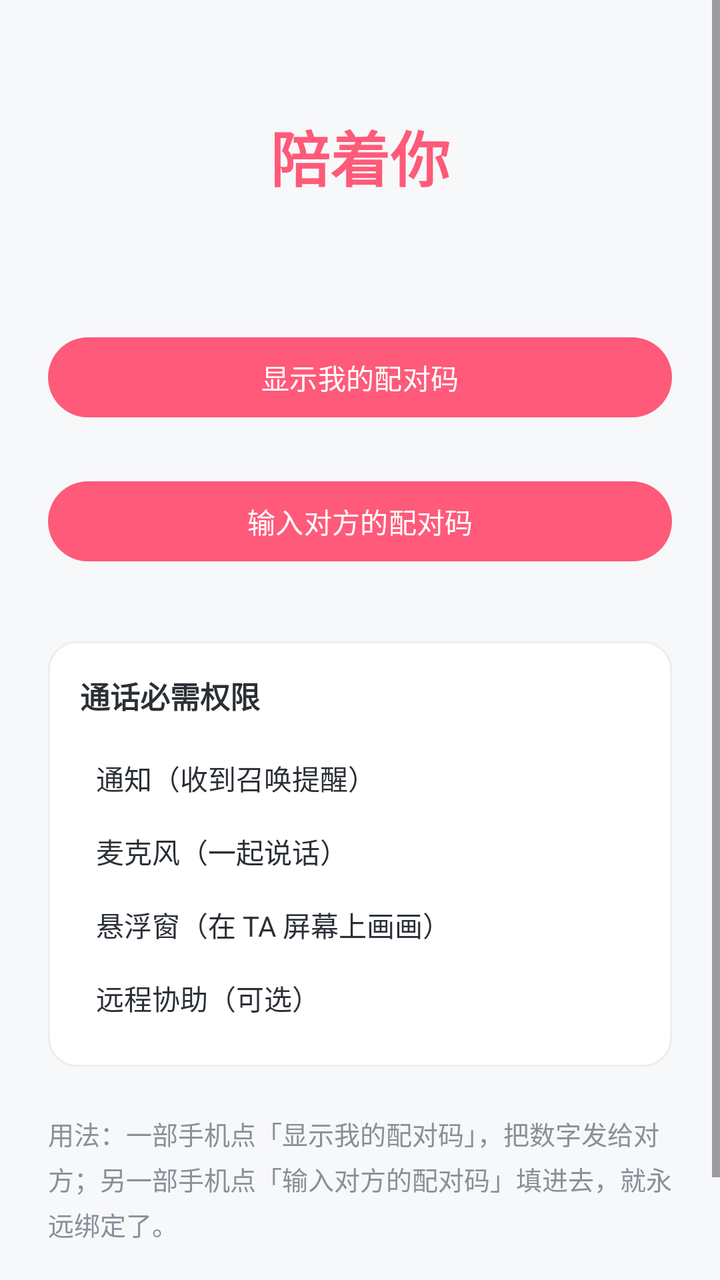
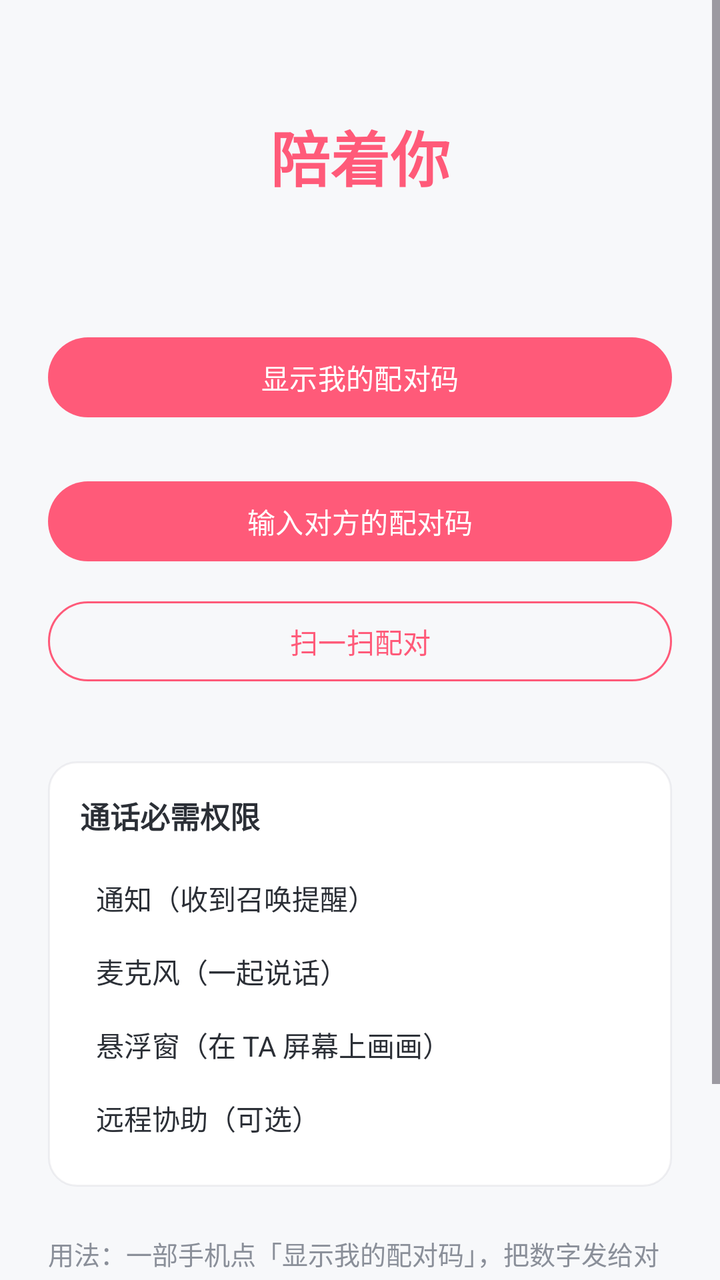

Before-and-after screenshots of an Android layout around one commit, followed by the original layout XML and the change that was made.
<!-- AndroidManifest.xml: application theme Theme.Soul2Soul -->
<!-- res/layout/activity_main.xml -->
<?xml version="1.0" encoding="utf-8"?>
<ScrollView xmlns:android="http://schemas.android.com/apk/res/android"
    xmlns:app="http://schemas.android.com/apk/res-auto"
    android:layout_width="match_parent"
    android:layout_height="match_parent"
    android:background="@color/background"
    android:fillViewport="true">

    <LinearLayout
        android:layout_width="match_parent"
        android:layout_height="wrap_content"
        android:orientation="vertical"
        android:gravity="center_horizontal"
        android:padding="24dp">

        <TextView
            android:layout_width="wrap_content"
            android:layout_height="wrap_content"
            android:layout_marginTop="32dp"
            android:text="@string/app_name"
            android:textColor="@color/primary"
            android:textSize="30sp"
            android:textStyle="bold" />

        <TextView
            android:id="@+id/tvStatus"
            android:layout_width="wrap_content"
            android:layout_height="wrap_content"
            android:layout_marginTop="10dp"
            android:textColor="@color/text_secondary"
            android:textSize="14sp" />

        <TextView
            android:id="@+id/btnUpdate"
            android:layout_width="wrap_content"
            android:layout_height="wrap_content"
            android:layout_marginTop="14dp"
            android:background="@drawable/bg_card"
            android:paddingHorizontal="18dp"
            android:paddingVertical="10dp"
            android:text="@string/update_available_short"
            android:textColor="@color/primary"
            android:textSize="14sp"
            android:textStyle="bold"
            android:visibility="gone" />

        
        <LinearLayout
            android:id="@+id/boxPairing"
            android:layout_width="match_parent"
            android:layout_height="wrap_content"
            android:layout_marginTop="36dp"
            android:orientation="vertical">

            <Button
                android:id="@+id/btnShowCode"
                android:layout_width="match_parent"
                android:layout_height="wrap_content"
                android:text="@string/show_my_code" />

            <TextView
                android:id="@+id/tvMyCode"
                android:layout_width="match_parent"
                android:layout_height="wrap_content"
                android:layout_marginTop="20dp"
                android:gravity="center"
                android:letterSpacing="0.3"
                android:textColor="@color/primary"
                android:textIsSelectable="true"
                android:textSize="40sp"
                android:textStyle="bold"
                android:visibility="gone" />

            <Button
                android:id="@+id/btnEnterCode"
                android:layout_width="match_parent"
                android:layout_height="wrap_content"
                android:layout_marginTop="24dp"
                android:text="@string/enter_code" />
        </LinearLayout>

        
        <LinearLayout
            android:id="@+id/boxReady"
            android:layout_width="match_parent"
            android:layout_height="wrap_content"
            android:layout_marginTop="36dp"
            android:orientation="vertical"
            android:visibility="gone">

            <Button
                android:id="@+id/btnCall"
                android:layout_width="match_parent"
                android:layout_height="64dp"
                android:backgroundTint="@color/primary"
                android:text="@string/btn_call"
                android:textColor="@color/white"
                android:textSize="20sp" />

            
            <com.google.android.material.button.MaterialButton
                android:id="@+id/btnMessage"
                style="@style/Widget.Material3.Button.OutlinedButton"
                android:layout_width="match_parent"
                android:layout_height="52dp"
                android:layout_marginTop="12dp"
                android:text="@string/msg_button"
                android:textColor="@color/primary"
                android:textSize="16sp"
                app:strokeColor="@color/primary" />

            <TextView
                android:id="@+id/btnUnpair"
                android:layout_width="wrap_content"
                android:layout_height="wrap_content"
                android:layout_gravity="center_horizontal"
                android:layout_marginTop="18dp"
                android:background="?android:attr/selectableItemBackground"
                android:padding="10dp"
                android:text="@string/unpair_button"
                android:textColor="@color/text_secondary"
                android:textSize="13sp" />
        </LinearLayout>

        
        <LinearLayout
            android:id="@+id/boxSharing"
            android:layout_width="match_parent"
            android:layout_height="wrap_content"
            android:layout_marginTop="36dp"
            android:gravity="center"
            android:orientation="vertical"
            android:visibility="gone">

            <TextView
                android:layout_width="wrap_content"
                android:layout_height="wrap_content"
                android:drawablePadding="8dp"
                android:text="@string/sharing_active"
                android:textColor="@color/primary"
                android:textSize="16sp" />

            <Button
                android:id="@+id/btnEndSharing"
                android:layout_width="match_parent"
                android:layout_height="wrap_content"
                android:layout_marginTop="16dp"
                android:text="@string/action_end" />
        </LinearLayout>

        
        <LinearLayout
            android:layout_width="match_parent"
            android:layout_height="wrap_content"
            android:layout_marginTop="36dp"
            android:background="@drawable/bg_card"
            android:orientation="vertical"
            android:padding="16dp">

            <TextView
                android:layout_width="wrap_content"
                android:layout_height="wrap_content"
                android:text="@string/perm_card_title"
                android:textColor="@color/text_primary"
                android:textSize="15sp"
                android:textStyle="bold" />

            <LinearLayout
                android:id="@+id/permNotification"
                android:layout_width="match_parent"
                android:layout_height="wrap_content"
                android:layout_marginTop="12dp"
                android:background="?android:attr/selectableItemBackground"
                android:gravity="center_vertical"
                android:orientation="horizontal"
                android:padding="8dp">

                <TextView
                    android:layout_width="0dp"
                    android:layout_height="wrap_content"
                    android:layout_weight="1"
                    android:text="@string/perm_notification"
                    android:textColor="@color/text_primary"
                    android:textSize="14sp" />

                <TextView
                    android:id="@+id/permStateNotif"
                    android:layout_width="wrap_content"
                    android:layout_height="wrap_content"
                    android:textColor="@color/primary"
                    android:textSize="13sp" />
            </LinearLayout>

            <LinearLayout
                android:id="@+id/permMic"
                android:layout_width="match_parent"
                android:layout_height="wrap_content"
                android:background="?android:attr/selectableItemBackground"
                android:gravity="center_vertical"
                android:orientation="horizontal"
                android:padding="8dp">

                <TextView
                    android:layout_width="0dp"
                    android:layout_height="wrap_content"
                    android:layout_weight="1"
                    android:text="@string/perm_mic"
                    android:textColor="@color/text_primary"
                    android:textSize="14sp" />

                <TextView
                    android:id="@+id/permStateMic"
                    android:layout_width="wrap_content"
                    android:layout_height="wrap_content"
                    android:textColor="@color/primary"
                    android:textSize="13sp" />
            </LinearLayout>

            <LinearLayout
                android:id="@+id/permOverlay"
                android:layout_width="match_parent"
                android:layout_height="wrap_content"
                android:background="?android:attr/selectableItemBackground"
                android:gravity="center_vertical"
                android:orientation="horizontal"
                android:padding="8dp">

                <TextView
                    android:layout_width="0dp"
                    android:layout_height="wrap_content"
                    android:layout_weight="1"
                    android:text="@string/perm_overlay"
                    android:textColor="@color/text_primary"
                    android:textSize="14sp" />

                <TextView
                    android:id="@+id/permStateOverlay"
                    android:layout_width="wrap_content"
                    android:layout_height="wrap_content"
                    android:textColor="@color/primary"
                    android:textSize="13sp" />
            </LinearLayout>

            <LinearLayout
                android:id="@+id/permAccessibility"
                android:layout_width="match_parent"
                android:layout_height="wrap_content"
                android:background="?android:attr/selectableItemBackground"
                android:gravity="center_vertical"
                android:orientation="horizontal"
                android:padding="8dp">

                <TextView
                    android:layout_width="0dp"
                    android:layout_height="wrap_content"
                    android:layout_weight="1"
                    android:text="@string/perm_accessibility"
                    android:textColor="@color/text_primary"
                    android:textSize="14sp" />

                <TextView
                    android:id="@+id/permStateAcc"
                    android:layout_width="wrap_content"
                    android:layout_height="wrap_content"
                    android:textColor="@color/primary"
                    android:textSize="13sp" />
            </LinearLayout>
        </LinearLayout>

        <TextView
            android:layout_width="match_parent"
            android:layout_height="wrap_content"
            android:layout_marginTop="24dp"
            android:lineSpacingExtra="4dp"
            android:text="@string/hint_pairing"
            android:textColor="@color/text_secondary"
            android:textSize="13sp" />

        
        <TextView
            android:id="@+id/tvAppVersion"
            android:layout_width="match_parent"
            android:layout_height="wrap_content"
            android:layout_marginTop="10dp"
            android:layout_marginBottom="24dp"
            android:gravity="end"
            android:textColor="@color/text_secondary"
            android:textSize="12sp" />
    </LinearLayout>
</ScrollView>
<!-- resources referenced by this layout -->
<resources>
  <color name="background">#FFF7F8FA</color>
  <color name="primary">#FF5A79</color>
  <color name="text_primary">#FF2B2F36</color>
  <color name="text_secondary">#FF8A8F99</color>
  <color name="white">#FFFFFFFF</color>
  <!-- drawable bg_card (drawable) -->
  <?xml version="1.0" encoding="utf-8"?>
  <shape xmlns:android="http://schemas.android.com/apk/res/android"
      android:shape="rectangle">
      <solid android:color="#FFFFFFFF" />
      <corners android:radius="14dp" />
      <stroke
          android:width="1dp"
          android:color="#1F8A8F99" />
  </shape>
  <string name="action_end">结束</string>
  <string name="app_name">陪着你</string>
  <string name="btn_call">一起玩</string>
  <string name="enter_code">输入对方的配对码</string>
  <string name="hint_pairing">用法：一部手机点「显示我的配对码」，把数字发给对方；另一部手机点「输入对方的配对码」填进去，就永远绑定了。</string>
  <string name="msg_button">给TA留言</string>
  <string name="perm_accessibility">远程协助（可选）</string>
  <string name="perm_card_title">通话必需权限</string>
  <string name="perm_mic">麦克风（一起说话）</string>
  <string name="perm_notification">通知（收到召唤提醒）</string>
  <string name="perm_overlay">悬浮窗（在 TA 屏幕上画画）</string>
  <string name="sharing_active">正在陪 TA 玩 · 点击结束退出</string>
  <string name="show_my_code">显示我的配对码</string>
  <string name="unpair_button">解除配对</string>
  <string name="update_available_short">⬆️ 发现新版本，点此更新</string>
  <style name="Theme.Soul2Soul" parent="Theme.Material3.Light.NoActionBar">
          <item name="colorPrimary">@color/primary</item>
          <item name="colorOnPrimary">@color/white</item>
          <item name="android:statusBarColor">@color/primary</item>
          <item name="android:windowLightStatusBar">false</item>
      </style>
</resources>

<!-- the commit's change to res/layout/activity_main.xml (unified diff, before → after) -->
@@ -71,12 +71,52 @@
                 android:textStyle="bold"
                 android:visibility="gone" />
 
+            
+            <ImageView
+                android:id="@+id/ivMyCodeQr"
+                android:layout_width="200dp"
+                android:layout_height="200dp"
+                android:layout_gravity="center_horizontal"
+                android:layout_marginTop="16dp"
+                android:contentDescription="@string/qr_hint"
+                android:visibility="gone" />
+
             <Button
                 android:id="@+id/btnEnterCode"
                 android:layout_width="match_parent"
                 android:layout_height="wrap_content"
                 android:layout_marginTop="24dp"
                 android:text="@string/enter_code" />
+
+            <com.google.android.material.button.MaterialButton
+                android:id="@+id/btnScan"
+                style="@style/Widget.Material3.Button.OutlinedButton"
+                android:layout_width="match_parent"
+                android:layout_height="wrap_content"
+                android:layout_marginTop="12dp"
+                android:text="@string/scan_button"
+                android:textColor="@color/primary"
+                app:strokeColor="@color/primary" />
+
+            
+            <Button
+                android:id="@+id/btnRecall"
+                android:layout_width="match_parent"
+                android:layout_height="wrap_content"
+                android:layout_marginTop="12dp"
+                android:text="@string/recall_button"
+                android:visibility="gone" />
+
+            <TextView
+                android:id="@+id/tvShakeHint"
+                android:layout_width="match_parent"
+                android:layout_height="wrap_content"
+                android:layout_marginTop="10dp"
+                android:gravity="center"
+                android:text="@string/shake_hint"
+                android:textColor="@color/text_secondary"
+                android:textSize="13sp"
+                android:visibility="gone" />
         </LinearLayout>
 
         
<!-- resource entries referenced after the edit -->
@@ -26,6 +26,10 @@
   <string name="perm_mic">麦克风（一起说话）</string>
   <string name="perm_notification">通知（收到召唤提醒）</string>
   <string name="perm_overlay">悬浮窗（在 TA 屏幕上画画）</string>
+  <string name="qr_hint">让TA扫这个二维码，就不用输数字了</string>
+  <string name="recall_button">找回TA（老搭档重新绑定）</string>
+  <string name="scan_button">扫一扫配对</string>
+  <string name="shake_hint">也可以各自摇一摇手机，3秒内都摇过就直接重新绑定</string>
   <string name="sharing_active">正在陪 TA 玩 · 点击结束退出</string>
   <string name="show_my_code">显示我的配对码</string>
   <string name="unpair_button">解除配对</string>
